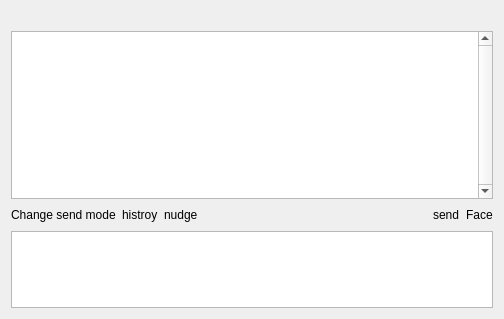
This is qt4_src/src/ui/msgsend.ui in libfetion/libfetion-gui as Qt 5 draws it before an edit. The edited form follows.
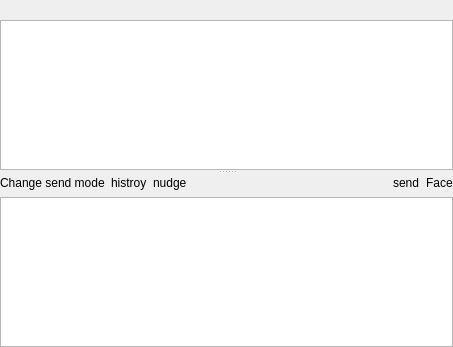
This is the edited form. Custom widgets are drawn as their Qt base class.

Commit message: change login/main & chat window's parent to QWidget. make chatting browser & editor a splitter layout

The edit to the form file:
```diff
--- a/qt4_src/src/ui/msgsend.ui
+++ b/qt4_src/src/ui/msgsend.ui
@@ -8,8 +8,8 @@
    <rect>
     <x>0</x>
     <y>0</y>
-    <width>504</width>
-    <height>319</height>
+    <width>453</width>
+    <height>347</height>
    </rect>
   </property>
   <property name="windowTitle" >
@@ -18,7 +18,17 @@
   <property name="styleSheet" >
    <string/>
   </property>
-  <layout class="QVBoxLayout" >
+  <layout class="QVBoxLayout" name="verticalLayout_2" >
+   <property name="margin" >
+    <number>0</number>
+   </property>
+   <item>
+    <widget class="QSplitter" name="splitter" >
+     <property name="orientation" >
+      <enum>Qt::Vertical</enum>
+     </property>
+     <widget class="QWidget" name="" >
+      <layout class="QVBoxLayout" name="verticalLayout" >
    <item>
     <widget class="QLabel" name="Ac_Status" >
      <property name="frameShape" >
@@ -47,7 +57,7 @@
       <number>2</number>
      </property>
      <property name="verticalScrollBarPolicy" >
-      <enum>Qt::ScrollBarAlwaysOn</enum>
+          <enum>Qt::ScrollBarAsNeeded</enum>
      </property>
      <property name="autoFormatting" >
       <set>QTextEdit::AutoAll</set>
@@ -62,7 +72,8 @@
       <bool>true</bool>
      </property>
      <property name="html" >
-      <string>&lt;html>&lt;head>&lt;meta name="qrichtext" content="1" />&lt;style type="text/css">
+          <string>&lt;!DOCTYPE HTML PUBLIC "-//W3C//DTD HTML 4.0//EN" "http://www.w3.org/TR/REC-html40/strict.dtd">
+&lt;html>&lt;head>&lt;meta name="qrichtext" content="1" />&lt;style type="text/css">
 p, li { white-space: pre-wrap; }
 &lt;/style>&lt;/head>&lt;body style=" font-family:'Sans Serif'; font-size:9pt; font-weight:400; font-style:normal;">
 &lt;p style="-qt-paragraph-type:empty; margin-top:0px; margin-bottom:0px; margin-left:0px; margin-right:0px; -qt-block-indent:0; text-indent:0px;">&lt;/p>
@@ -76,10 +87,18 @@
      </property>
     </widget>
    </item>
-   <item>
-    <layout class="QHBoxLayout" >
-     <item>
+      </layout>
+     </widget>
+     <widget class="QWidget" name="" >
+      <layout class="QGridLayout" name="gridLayout" >
+       <item row="0" column="0" >
       <widget class="QLabelMouse" name="TB_CHANGEMOD" >
+         <property name="sizePolicy" >
+          <sizepolicy vsizetype="Preferred" hsizetype="Preferred" >
+           <horstretch>0</horstretch>
+           <verstretch>0</verstretch>
+          </sizepolicy>
+         </property>
        <property name="toolTip" >
         <string>change send mode</string>
        </property>
@@ -88,8 +107,14 @@
        </property>
       </widget>
      </item>
-     <item>
+       <item row="0" column="1" >
       <widget class="QLabelMouse" name="TB_HISTROY" >
+         <property name="sizePolicy" >
+          <sizepolicy vsizetype="Preferred" hsizetype="Preferred" >
+           <horstretch>0</horstretch>
+           <verstretch>0</verstretch>
+          </sizepolicy>
+         </property>
        <property name="toolTip" >
         <string>look histroy</string>
        </property>
@@ -98,63 +123,85 @@
        </property>
       </widget>
      </item>
-     <item>
+       <item row="0" column="2" >
       <widget class="QLabelMouse" name="TB_NUDGE" >
+         <property name="sizePolicy" >
+          <sizepolicy vsizetype="Preferred" hsizetype="Preferred" >
+           <horstretch>0</horstretch>
+           <verstretch>0</verstretch>
+          </sizepolicy>
+         </property>
        <property name="text" >
         <string>nudge</string>
        </property>
       </widget>
      </item>
-     <item>
+       <item row="0" column="3" >
       <spacer>
+         <property name="sizePolicy" >
+          <sizepolicy vsizetype="Preferred" hsizetype="Expanding" >
+           <horstretch>0</horstretch>
+           <verstretch>0</verstretch>
+          </sizepolicy>
+         </property>
        <property name="orientation" >
         <enum>Qt::Horizontal</enum>
        </property>
-       <property name="sizeHint" >
+         <property name="sizeHint" stdset="0" >
         <size>
-         <width>40</width>
-         <height>20</height>
+           <width>227</width>
+           <height>17</height>
         </size>
        </property>
       </spacer>
      </item>
-     <item>
+       <item row="0" column="4" >
       <widget class="QLabel" name="input_nm" >
+         <property name="sizePolicy" >
+          <sizepolicy vsizetype="Preferred" hsizetype="Preferred" >
+           <horstretch>0</horstretch>
+           <verstretch>0</verstretch>
+          </sizepolicy>
+         </property>
        <property name="text" >
         <string/>
        </property>
       </widget>
      </item>
-     <item>
+       <item row="0" column="5" >
       <widget class="QLabelMouse" name="TB_SEND" >
+         <property name="sizePolicy" >
+          <sizepolicy vsizetype="Preferred" hsizetype="Preferred" >
+           <horstretch>0</horstretch>
+           <verstretch>0</verstretch>
+          </sizepolicy>
+         </property>
        <property name="text" >
         <string>send</string>
        </property>
       </widget>
      </item>
-     <item>
+       <item row="0" column="6" >
       <widget class="QLabelMouse" name="TB_FACE" >
+         <property name="sizePolicy" >
+          <sizepolicy vsizetype="Preferred" hsizetype="Preferred" >
+           <horstretch>0</horstretch>
+           <verstretch>0</verstretch>
+          </sizepolicy>
+         </property>
        <property name="text" >
         <string>Face</string>
        </property>
       </widget>
      </item>
-    </layout>
-   </item>
-   <item>
+       <item row="1" column="0" colspan="7" >
     <widget class="QTextEdit" name="MsgEdit" >
      <property name="sizePolicy" >
-      <sizepolicy vsizetype="Maximum" hsizetype="Expanding" >
+          <sizepolicy vsizetype="Expanding" hsizetype="Expanding" >
        <horstretch>0</horstretch>
        <verstretch>0</verstretch>
       </sizepolicy>
      </property>
-     <property name="maximumSize" >
-      <size>
-       <width>16777215</width>
-       <height>100</height>
-      </size>
-     </property>
      <property name="styleSheet" >
       <string/>
      </property>
@@ -168,6 +215,10 @@
    </item>
   </layout>
  </widget>
+    </widget>
+   </item>
+  </layout>
+ </widget>
  <customwidgets>
   <customwidget>
    <class>QLabelMouse</class>
```
Left out of the diff: 8 changed lines with no effect on the pictures. Lines whose indentation alone changed are shown as unchanged. The commit also changes 3 other files.
